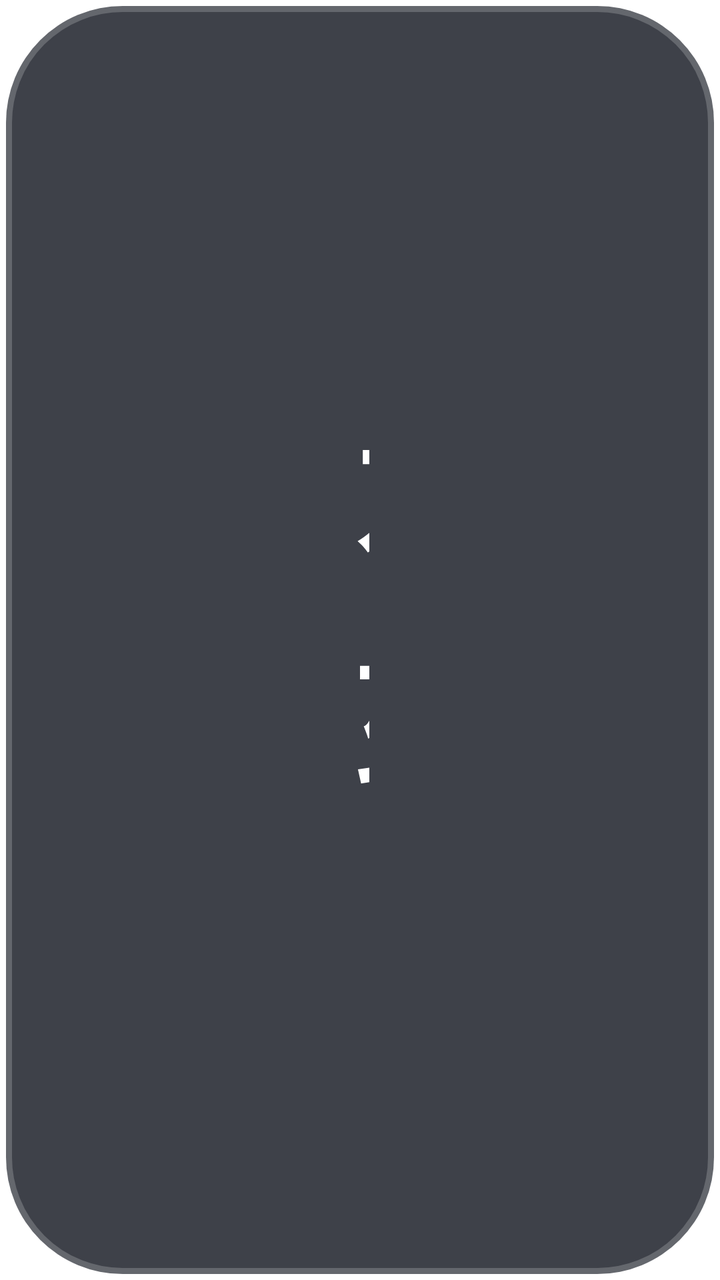
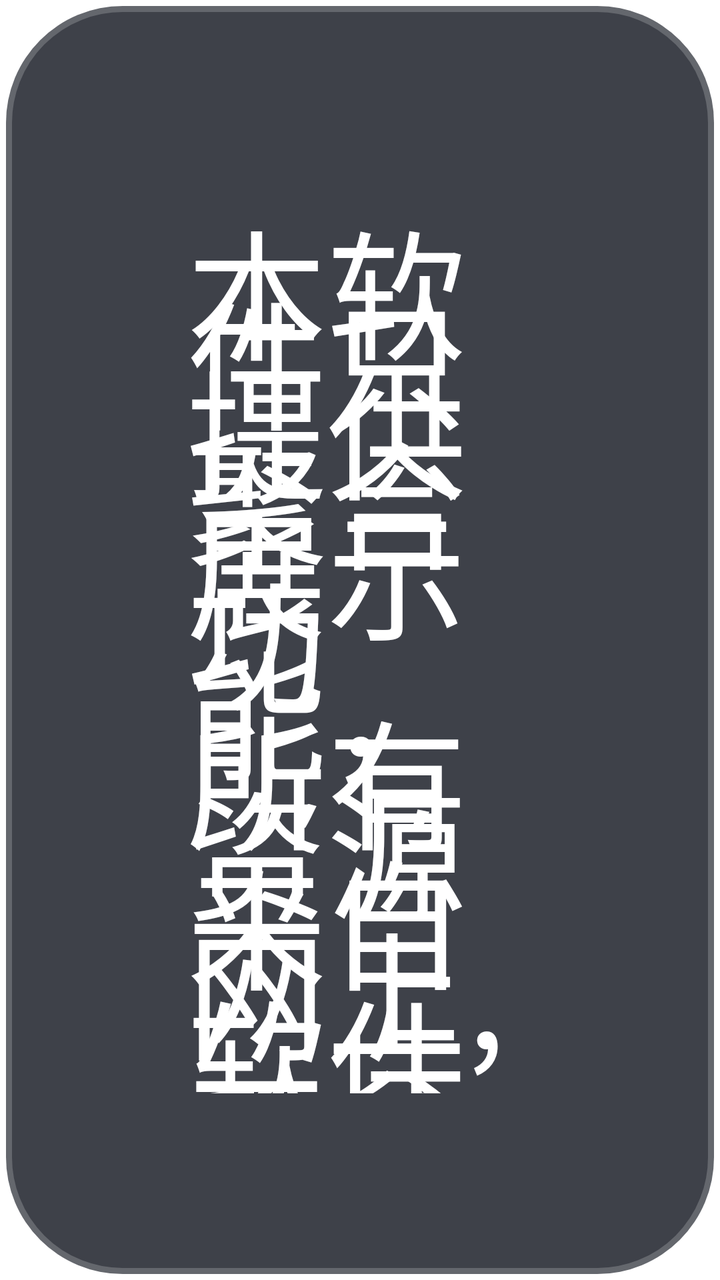

Compare the two renders of this Android layout. The source of the first and the diff that turns it into the second are given below.
<!-- AndroidManifest.xml: application theme AppTheme.NoActionBar -->
<!-- res/layout/dialog_about.xml -->
<?xml version="1.0" encoding="utf-8"?>
<LinearLayout xmlns:android="http://schemas.android.com/apk/res/android"
    android:layout_width="match_parent"
    android:layout_height="wrap_content"
    android:layout_gravity="center"
    android:layout_marginLeft="@dimen/vs_20"
    android:layout_marginRight="@dimen/vs_20"
    android:background="@drawable/shape_danmu_setting_bg"
    android:orientation="vertical"
    android:padding="@dimen/vs_30">

    <TextView
        android:layout_width="match_parent"
        android:layout_height="wrap_content"
        android:lineSpacingExtra="@dimen/ts_50"
        android:lineSpacingMultiplier="0"
        android:text="本软件只提供聚合展示功能，所有资源来自网上, 软件不参与任何制作, 上传, 储存, 下载等内容. 软件仅供学习参考, 请于安装后24小时内删除。\n\n打包分发请保留出处\nhttps://github.com/CatVodTVOfficial/TVBoxOSC\nhttps://github.com/q215613905/TVBoxOS"
        android:textColor="@color/dialog_text_primary"
        android:textSize="@dimen/ts_24" />

</LinearLayout>
<!-- resources referenced by this layout -->
<resources>
  <color name="dialog_text_primary">#FFFFFFFF</color>
  <dimen name="ts_24">16mm</dimen>
  <dimen name="ts_50">20mm</dimen>
  <dimen name="vs_20">20mm</dimen>
  <dimen name="vs_30">30mm</dimen>
  <!-- drawable shape_danmu_setting_bg (drawable) -->
  <?xml version="1.0" encoding="utf-8"?>
  <shape xmlns:android="http://schemas.android.com/apk/res/android">
      <corners android:radius="@dimen/vs_10" />
      <solid android:color="@color/dialog_panel_bg" />
      <stroke
          android:width="@dimen/vs_1"
          android:color="@color/dialog_panel_stroke" />
  </shape>
  <style name="AppTheme.NoActionBar" parent="AppTheme">
          <item name="android:windowActionBar">false</item>
          <item name="android:windowNoTitle">true</item>
          <item name="windowActionBar">false</item>
          <item name="android:windowFullscreen">false</item>//手机版：默认保留状态栏，全屏页面运行时再隐藏
          <item name="android:windowContentOverlay">@null</item>//是否有遮盖
          <item name="windowNoTitle">true</item>
          <item name="android:keepScreenOn">true</item>
          
          <item name="android:windowBackground">@android:color/transparent</item>
          
          <item name="android:statusBarColor">@android:color/transparent</item>
          <item name="android:windowDrawsSystemBarBackgrounds">true</item>
      </style>
  <dimen name="vs_10">10mm</dimen>
  <color name="dialog_panel_bg">#D91D202A</color>
  <dimen name="vs_1">1mm</dimen>
  <color name="dialog_panel_stroke">#33FFFFFF</color>
  <style name="AppTheme" parent="Theme.AppCompat.Light.DarkActionBar">
          
          <item name="colorPrimary">@color/color_6200EE</item>
          <item name="colorPrimaryDark">@color/color_3700B3</item>
          <item name="colorAccent">@color/color_03DAC5</item>
      </style>
  <color name="color_6200EE">#6200EE</color>
  <color name="color_3700B3">#3700B3</color>
  <color name="color_03DAC5">#03DAC5</color>
</resources>

<!-- the commit's change to res/layout/dialog_about.xml (unified diff, before → after) -->
@@ -3,19 +3,19 @@
     android:layout_width="match_parent"
     android:layout_height="wrap_content"
     android:layout_gravity="center"
-    android:layout_marginLeft="@dimen/vs_20"
-    android:layout_marginRight="@dimen/vs_20"
+    android:layout_marginLeft="@dimen/vs_16"
+    android:layout_marginRight="@dimen/vs_16"
     android:background="@drawable/shape_danmu_setting_bg"
     android:orientation="vertical"
-    android:padding="@dimen/vs_30">
+    android:padding="@dimen/vs_16">
 
     <TextView
         android:layout_width="match_parent"
         android:layout_height="wrap_content"
-        android:lineSpacingExtra="@dimen/ts_50"
+        android:lineSpacingExtra="@dimen/vs_6"
         android:lineSpacingMultiplier="0"
         android:text="本软件只提供聚合展示功能，所有资源来自网上, 软件不参与任何制作, 上传, 储存, 下载等内容. 软件仅供学习参考, 请于安装后24小时内删除。\n\n打包分发请保留出处\nhttps://github.com/CatVodTVOfficial/TVBoxOSC\nhttps://github.com/q215613905/TVBoxOS"
         android:textColor="@color/dialog_text_primary"
-        android:textSize="@dimen/ts_24" />
+        android:textSize="@dimen/ts_14" />
 
 </LinearLayout>
<!-- resource entries referenced after the edit -->
@@ -1,10 +1,9 @@
 <!-- resources referenced by this layout -->
 <resources>
   <color name="dialog_text_primary">#FFFFFFFF</color>
-  <dimen name="ts_24">16mm</dimen>
-  <dimen name="ts_50">20mm</dimen>
-  <dimen name="vs_20">20mm</dimen>
-  <dimen name="vs_30">30mm</dimen>
+  <dimen name="ts_14">12mm</dimen>
+  <dimen name="vs_16">16mm</dimen>
+  <dimen name="vs_6">6mm</dimen>
   <!-- drawable shape_danmu_setting_bg (drawable) -->
   <?xml version="1.0" encoding="utf-8"?>
   <shape xmlns:android="http://schemas.android.com/apk/res/android">
